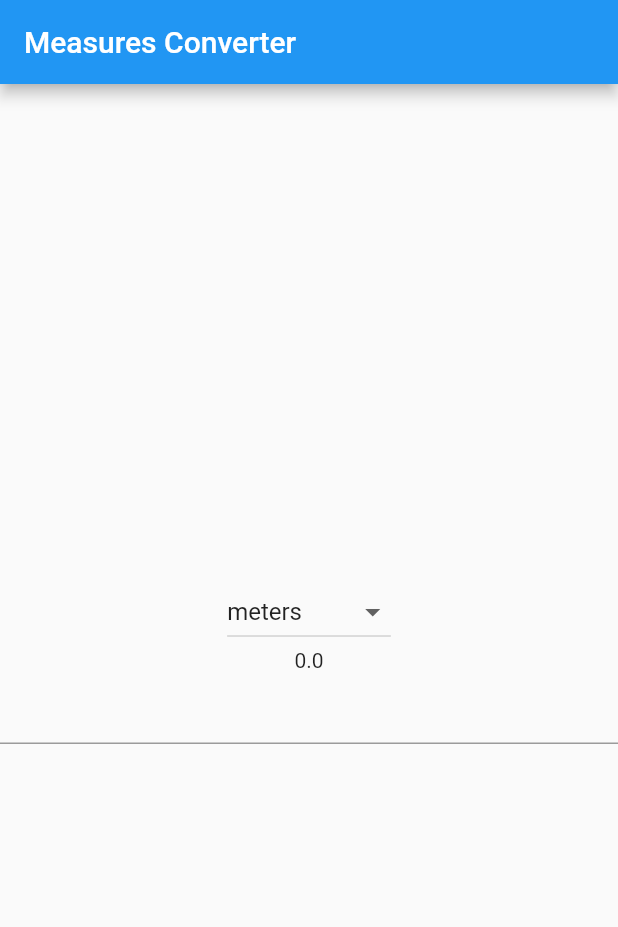
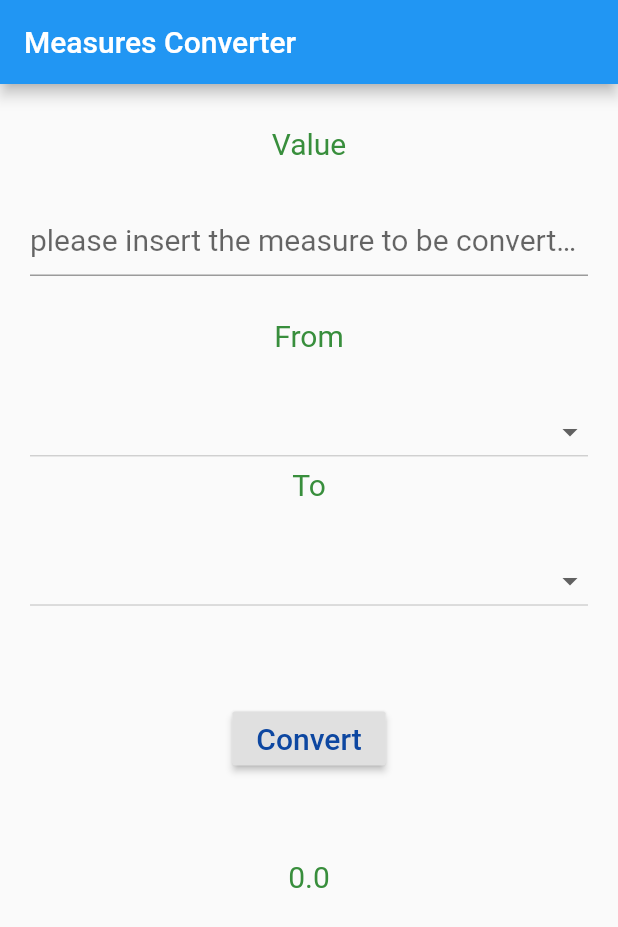
Before and after one commit to MuhamadHaydar/Flutter-Project, a Flutter app: the screen it shows after launch, on a phone screen of 412 x 824 dp. Shown: the top 927 px of the screen. Run offline on Flutter 3.47's test engine with Material 2 defaults, Android fonts, the phone set to English and light mode, and no system bars.

Commit message:
Complete user-interface of measures converter application.

```diff
--- a/unit_converter/lib/main.dart
+++ b/unit_converter/lib/main.dart
@@ -23,15 +23,18 @@ class _MyAppState extends State<MyApp> {
 
   String _startMeasure;
 
+  String _convertedMeasure;
+
+  // Text style for the user input texts.
   final TextStyle inputStyle = TextStyle(fontSize: 20, color: Colors.blue[900]);
 
+  // Text style for the label texts.
   final TextStyle labelStyle =
       TextStyle(fontSize: 20, color: Colors.green[700]);
 
   @override
   void initState() {
     _numberForm = 0;
-    _startMeasure = _measures[0];
     super.initState();
   }
 
@@ -43,12 +46,39 @@ class _MyAppState extends State<MyApp> {
         appBar: AppBar(
           title: Text('Measures Converter'),
         ),
-        body: Center(
+        body: Container(
+          padding: EdgeInsets.symmetric(horizontal: 20),
           child: Column(
-            mainAxisAlignment: MainAxisAlignment.center,
             children: <Widget>[
+              Spacer(), // Spaces is the widget used to add space.
+              Text(
+                'Value',
+                style: labelStyle,
+              ),
+              Spacer(),
+              TextField(
+                style: inputStyle,
+                decoration: InputDecoration(
+                    hintText: 'please insert the measure to be converted'),
+                onChanged: (text) {
+                  var inputNumber = double.parse(text);
+                  if (inputNumber != null) {
+                    setState(() {
+                      _numberForm = inputNumber;
+                    });
+                  }
+                },
+              ),
+              Spacer(),
+              Text(
+                'From',
+                style: labelStyle,
+              ),
+              Spacer(),
               DropdownButton(
+                isExpanded: true,
                 value: _startMeasure,
+                style: inputStyle,
                 onChanged: (value) {
                   setState(() {
                     _startMeasure = value;
@@ -61,17 +91,47 @@ class _MyAppState extends State<MyApp> {
                   );
                 }).toList(),
               ),
-              Text(_numberForm.toString()),
-              TextField(
-                onChanged: (text) {
-                  var inputNumber = double.parse(text);
-                  if (inputNumber != null) {
-                    setState(() {
-                      _numberForm = inputNumber;
-                    });
-                  }
+              Text(
+                'To',
+                style: labelStyle,
+              ),
+              Spacer(),
+              DropdownButton(
+                isExpanded: true,
+                style: inputStyle,
+                value: _convertedMeasure,
+                onChanged: (value) {
+                  setState(() {
+                    _convertedMeasure = value;
+                  });
                 },
+                items: _measures.map((String value) {
+                  return DropdownMenuItem<String>(
+                    child: Text(value),
+                    value: value,
+                  );
+                }).toList(),
               ),
+              Spacer(
+                flex: 2,
+              ),
+              RaisedButton(
+                child: Text(
+                  'Convert',
+                  style: inputStyle,
+                ),
+                onPressed: () {},
+              ),
+              Spacer(
+                flex: 2,
+              ),
+              Text(
+                _numberForm.toString(),
+                style: labelStyle,
+              ),
+              Spacer(
+                flex: 8,
+              )
             ],
           ),
         ),
```
